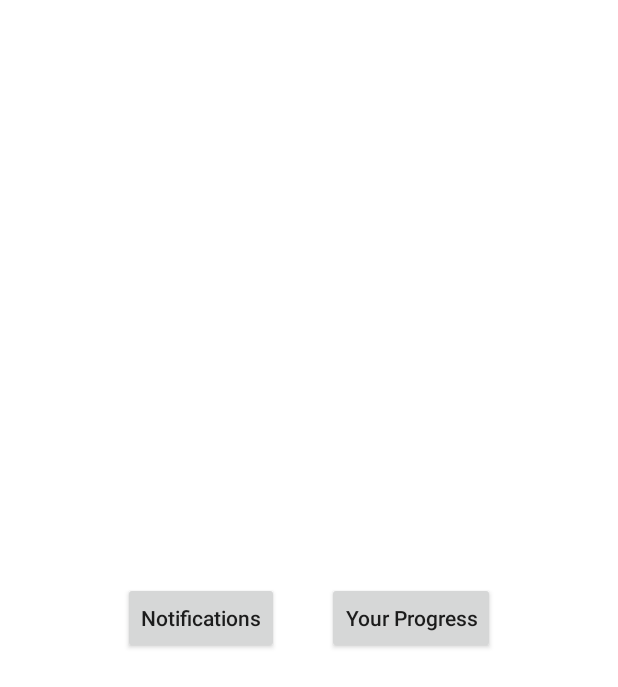
After one commit to HossamOnsy/ArabicTeaching, an Android app: the fragment SettingsFragment placed in its activity, on a phone screen of 412 x 824 dp. The commit adds this screen. Shown: the top 687 px of the screen. Run offline under Robolectric (Android 15) with nearby library versions, the phone set to English and light mode, and no system bars; libraries missing offline, so code that uses them is left out: com.jkb.fragment; 2 statements that could not run were skipped.

Commit message:
Settings Fragment Created and ViewPager Modified

```diff
--- /dev/null
+++ b/app/src/main/java/com/hossam/android/arabicchallenge5app/fragments/SettingsFragment.java
@@ -0,0 +1,71 @@
+package com.hossam.android.arabicchallenge5app.fragments;
+
+import android.os.Bundle;
+import android.support.annotation.NonNull;
+import android.support.annotation.Nullable;
+import android.support.v4.app.Fragment;
+import android.view.LayoutInflater;
+import android.view.View;
+import android.view.ViewGroup;
+import android.widget.Button;
+
+import com.hossam.android.arabicchallenge5app.R;
+import com.jkb.fragment.rigger.annotation.Puppet;
+import com.jkb.fragment.rigger.rigger.Rigger;
+
+@Puppet
+public class SettingsFragment extends Fragment {
+    // TODO: Rename parameter arguments, choose names that match
+    // the fragment initialization parameters, e.g. ARG_ITEM_NUMBER
+    private static final String ARG_PARAM1 = "param1";
+    private static final String ARG_PARAM2 = "param2";
+
+    // TODO: Rename and change types of parameters
+    private String mParam1;
+    private String mParam2;
+
+
+    public SettingsFragment() {
+        // Required empty public constructor
+    }
+
+    public static SettingsFragment newInstance(String param1, String param2) {
+        SettingsFragment fragment = new SettingsFragment();
+        Bundle args = new Bundle();
+        args.putString(ARG_PARAM1, param1);
+        args.putString(ARG_PARAM2, param2);
+        fragment.setArguments(args);
+        return fragment;
+    }
+
+    @Override
+    public void onCreate(Bundle savedInstanceState) {
+        super.onCreate(savedInstanceState);
+        if (getArguments() != null) {
+            mParam1 = getArguments().getString(ARG_PARAM1);
+            mParam2 = getArguments().getString(ARG_PARAM2);
+        }
+    }
+
+    @Override
+    public View onCreateView(LayoutInflater inflater, ViewGroup container,
+                             Bundle savedInstanceState) {
+        // Inflate the layout for this fragment
+        return inflater.inflate(R.layout.fragment_settings, container, false);
+    }
+
+    @Override
+    public void onViewCreated(@NonNull View view, @Nullable Bundle savedInstanceState) {
+        super.onViewCreated(view, savedInstanceState);
+
+        Button notification_btn = view.findViewById(R.id.notification_btn);
+        Button progress_btn = view.findViewById(R.id.progress_btn);
+
+        notification_btn.setOnClickListener(new View.OnClickListener() {
+            @Override
+            public void onClick(View view) {
+            }
+        });
+
+    }
+}
--- /dev/null
+++ b/app/src/main/res/layout/fragment_settings.xml
@@ -0,0 +1,33 @@
+<?xml version="1.0" encoding="utf-8"?>
+<FrameLayout xmlns:android="http://schemas.android.com/apk/res/android"
+    xmlns:tools="http://schemas.android.com/tools"
+    android:id="@+id/settings_fragment_container"
+    android:layout_width="match_parent"
+    android:layout_height="match_parent"
+    android:background="#fff"
+    tools:context=".fragments.SettingsFragment">
+
+    <!-- TODO: Update blank fragment layout -->
+    <LinearLayout
+        android:layout_width="wrap_content"
+        android:layout_height="wrap_content"
+        android:layout_gravity="center">
+
+        <Button
+            android:id="@+id/notification_btn"
+            android:layout_width="wrap_content"
+            android:layout_height="wrap_content"
+            android:layout_margin="16sp"
+            android:text="Notifications"
+            android:textAllCaps="false" />
+
+        <Button
+            android:id="@+id/progress_btn"
+            android:layout_width="wrap_content"
+            android:layout_height="wrap_content"
+            android:layout_margin="16sp"
+            android:text="Your Progress"
+            android:textAllCaps="false" />
+    </LinearLayout>
+
+</FrameLayout>
```
Also changed, not shown: app/src/main/java/com/hossam/android/arabicchallenge5app/adapter/ViewPagerAdapter.java (+15 -4 lines), app/src/main/java/com/hossam/android/arabicchallenge5app/fragments/HolderFragment.java (+5 -5 lines).
